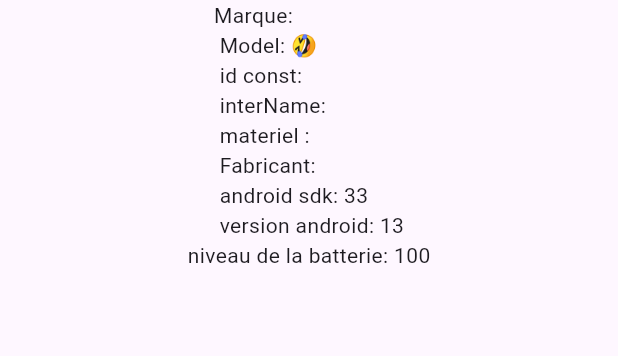
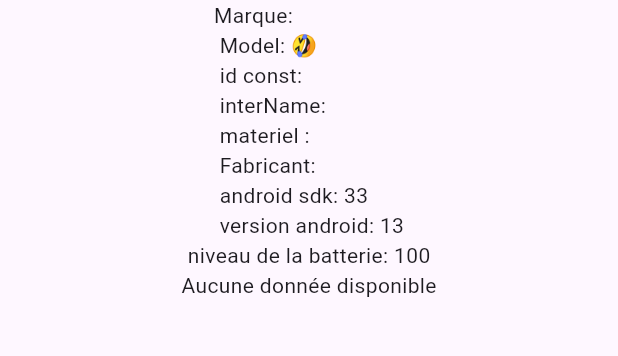
Before and after one commit to Kounou25/DataCrawler, a Flutter app: the screen it shows after launch, on a phone screen of 412 x 824 dp, the part 84-440 px from its top. Run offline on Flutter 3.47's test engine with Material 3 defaults, Android fonts, the phone set to English and light mode, and no system bars; our stand-ins replace battery_plus, device_info_plus; missing offline and left inert: usage_stats.

Commit message:
j'ai ajouter le code pour recuperer les infos d'utiisation mais apparement ca fonctionne pas ! je vais passer au autre chose en attendant

```diff
--- a/lib/widgets/Home_Page.dart
+++ b/lib/widgets/Home_Page.dart
@@ -1,4 +1,5 @@
 import 'package:crawler/widgets/battery.dart';
+import 'package:crawler/widgets/usage.dart';
 import 'package:device_info_plus/device_info_plus.dart';
 import 'package:flutter/material.dart';
 
@@ -36,6 +37,7 @@ class HomePage extends StatelessWidget {
                 }),
           ),
           Batterie(),
+          UsageData(),
         ],
       ),
     );
--- a/lib/widgets/usage.dart
+++ b/lib/widgets/usage.dart
@@ -1,10 +1,59 @@
 import 'package:flutter/material.dart';
+import 'package:usage_stats/usage_stats.dart';
 
 class UsageData extends StatelessWidget {
-  const UsageData({super.key});
+  Future<List<UsageInfo>> _fetchUsageStats() async {
+    DateTime endDate = DateTime.now();
+    DateTime startDate =
+        DateTime.now().subtract(Duration(hours: 72)); // Dernières 24 heures
+
+    try {
+      // Récupère les statistiques d'utilisation
+      List<UsageInfo> stats =
+          await UsageStats.queryUsageStats(startDate, endDate);
+      return stats;
+    } catch (e) {
+      print('Erreur : $e');
+      return [];
+    }
+  }
 
   @override
   Widget build(BuildContext context) {
-    return const Placeholder();
+    return Center(
+      child: FutureBuilder<List<UsageInfo>>(
+        future: _fetchUsageStats(),
+        builder: (context, snapshot) {
+          if (snapshot.connectionState == ConnectionState.waiting) {
+            return Center(
+                child:
+                    CircularProgressIndicator()); // Afficher un loader en attendant
+          } else if (snapshot.hasError) {
+            return Center(
+                child: Text(
+                    'Erreur : ${snapshot.error}')); // Afficher une erreur si elle survient
+          } else if (!snapshot.hasData || snapshot.data!.isEmpty) {
+            return Center(
+                child: Text(
+                    'Aucune donnée disponible')); // Si aucune donnée n'est disponible
+          }
+
+          // Si les données sont disponibles, les afficher dans une liste
+          List<UsageInfo> usageStats = snapshot.data!;
+          return ListView.builder(
+            itemCount: usageStats.length,
+            itemBuilder: (context, index) {
+              UsageInfo info = usageStats[index];
+              return ListTile(
+                title: Text(info.packageName ?? 'App inconnue'),
+                subtitle: Text('Dernière utilisation : ${info.lastTimeUsed}'),
+                trailing: Text(
+                    'Durée d\'utilisation : ${info.totalTimeInForeground ?? 0} ms'),
+              );
+            },
+          );
+        },
+      ),
+    );
   }
 }
```
Also changed, not shown: 2 other files.
